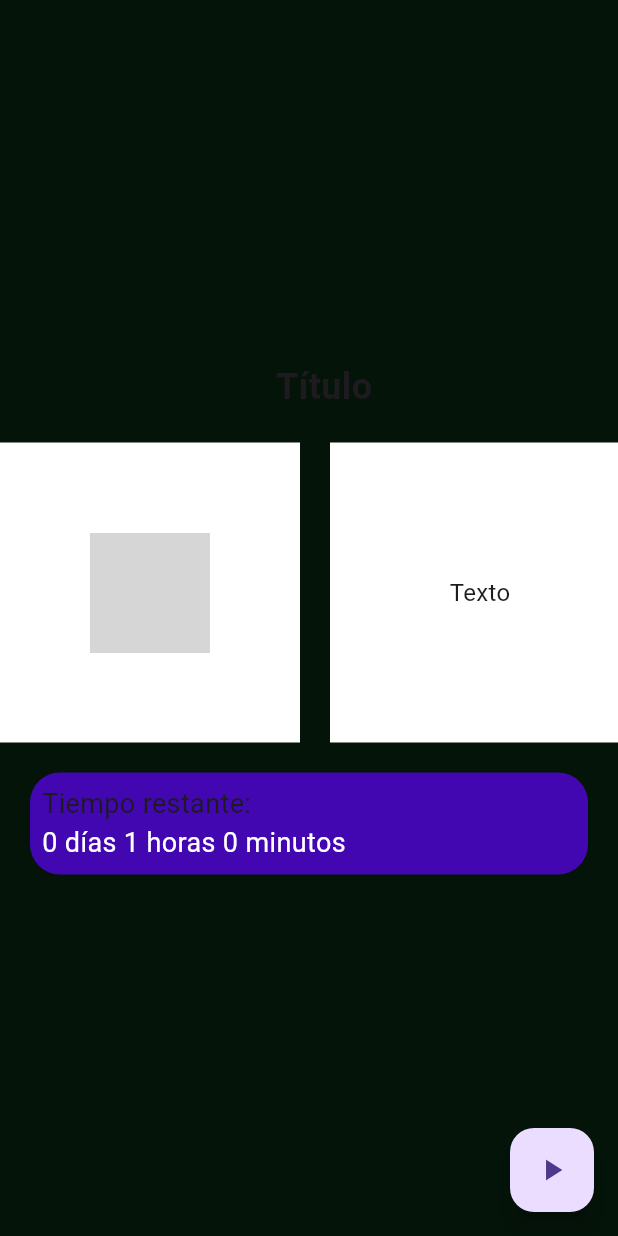
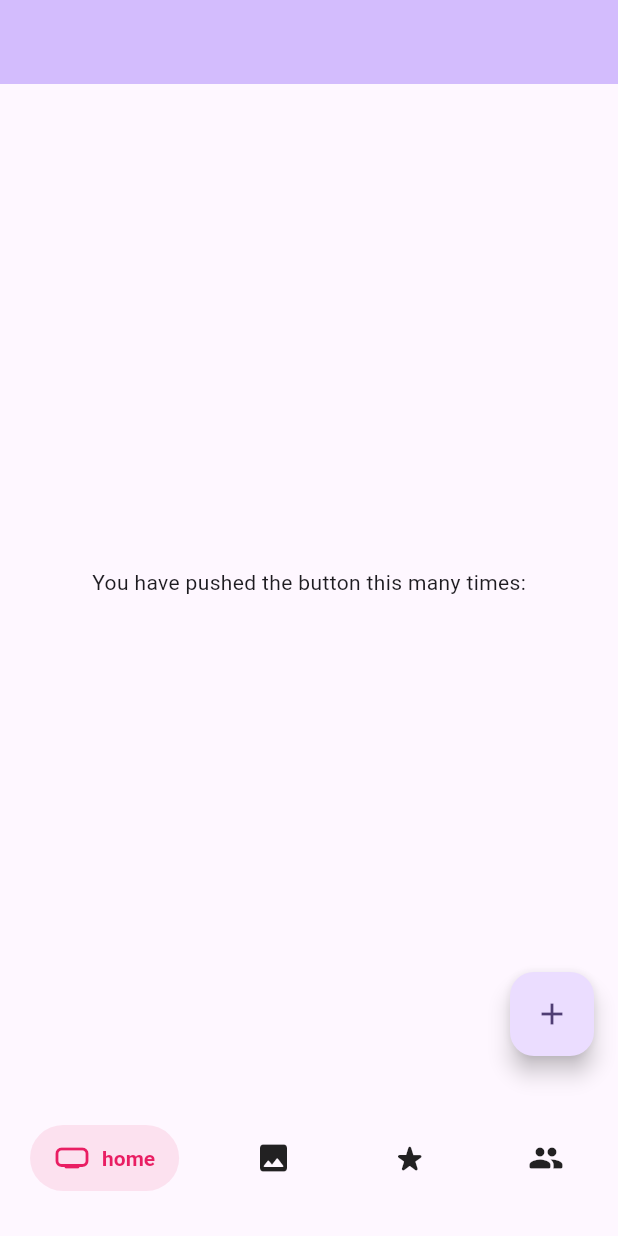
Before and after one commit to Neon18H/Aquemarropa2-, a Flutter app: the screen it shows after launch, on a phone screen of 412 x 824 dp. Run offline on Flutter 3.47's test engine with Material 3 defaults, Android fonts, the phone set to English and light mode, and no system bars; drawn by our look-alikes of salomon_bottom_bar; grey boxes are pictures that could not be loaded.

```diff
--- a/lib/main.dart
+++ b/lib/main.dart
@@ -1,6 +1,7 @@
 import 'package:flutter/material.dart';
 import 'package:flutter_application_1/src/pages/home_screen.dart';
 import 'package:flutter_application_1/src/pages/splash_screen.dart';
+import 'package:salomon_bottom_bar/salomon_bottom_bar.dart';
 
 void main() => runApp(const MyApp());
 
@@ -10,12 +11,125 @@ class MyApp extends StatelessWidget {
   @override
   Widget build(BuildContext context) {
     return MaterialApp(
+      theme: ThemeData(
+        // This is the theme of your application.
+        //
+        // TRY THIS: Try running your application with "flutter run". You'll see
+        // the application has a purple toolbar. Then, without quitting the app,
+        // try changing the seedColor in the colorScheme below to Colors.green
+        // and then invoke "hot reload" (save your changes or press the "hot
+        // reload" button in a Flutter-supported IDE, or press "r" if you used
+        // the command line to start the app).
+        //
+        // Notice that the counter didn't reset back to zero; the application
+        // state is not lost during the reload. To reset the state, use hot
+        // restart instead.
+        //
+        // This works for code too, not just values: Most code changes can be
+        // tested with just a hot reload.
+        colorScheme: ColorScheme.fromSeed(seedColor: Colors.deepPurple),
+        useMaterial3: true,
+      ),
+      home: const MyHomePage(title: 'Flutter Demo Home Page'),
       debugShowCheckedModeBanner: false,
       initialRoute: "splash",
       routes: {
         "splash": (context) => const SplashScreen(),
-        "home": (context) => const HomeScreen(),
       }
     );
   }
 }
+
+class MyHomePage extends StatefulWidget {
+  const MyHomePage({super.key, required this.title});
+
+  // This widget is the home page of your application. It is stateful, meaning
+  // that it has a State object (defined below) that contains fields that affect
+  // how it looks.
+
+  // This class is the configuration for the state. It holds the values (in this
+  // case the title) provided by the parent (in this case the App widget) and
+  // used by the build method of the State. Fields in a Widget subclass are
+  // always marked "final".
+
+  final String title;
+
+  @override
+  State<MyHomePage> createState() => _MyHomePageState();
+}
+
+class _MyHomePageState extends State<MyHomePage> {
+  int _currentIndex = 0;
+
+
+  void _incrementCounter() {
+    setState(() {
+
+
+    });
+  }
+
+  @override
+  Widget build(BuildContext context) {
+
+    return Scaffold(
+      appBar: AppBar(
+
+        backgroundColor: Theme.of(context).colorScheme.inversePrimary,
+
+        title: Text(widget.title),
+      ),
+      bottomNavigationBar: SalomonBottomBar(
+        currentIndex: _currentIndex ,
+        margin: EdgeInsets.symmetric(vertical:30, horizontal:20),
+        onTap: (index) {
+          setState(() {
+            _currentIndex = index;
+          });
+
+        },
+        items: [
+          SalomonBottomBarItem(
+            icon: Icon(Icons.home_max_rounded),
+            title: Text("home"),
+            selectedColor: Colors.pink,
+            ),
+          SalomonBottomBarItem(
+            icon: Icon(Icons.image_rounded),
+            title: Text("galeria"),
+            selectedColor: Colors.pink,
+            ),
+          SalomonBottomBarItem(
+            icon: Icon(Icons.star_rate_rounded),
+            title: Text("rop"),
+            selectedColor: Colors.pink,
+            ),
+          SalomonBottomBarItem(
+            icon: Icon(Icons.people_rounded),
+            title: Text("perfil"),
+            selectedColor: Colors.pink,
+            ),
+        ],),
+
+      body: Center(
+        // Center is a layout widget. It takes a single child and positions it
+        // in the middle of the parent.
+        child: Column(
+
+          mainAxisAlignment: MainAxisAlignment.center,
+          children: <Widget>[
+            const Text(
+              'You have pushed the button this many times:',
+            ),
+
+          ],
+        ),
+      ),
+      floatingActionButton: FloatingActionButton(
+        onPressed: _incrementCounter,
+        tooltip: 'Increment',
+        child: const Icon(Icons.add),
+      ), // This trailing comma makes auto-formatting nicer for build methods.
+    );
+  }
+}
--- a/lib/src/pages/home_screen.dart
+++ b/lib/src/pages/home_screen.dart
@@ -74,9 +74,9 @@ class _HomeScreenState extends State<HomeScreen> {
                 color: Colors.white,
                 child: Center(
                   child: Image.asset(
-                    'assets/mi_imagen.png', // Ruta de la imagen local
-                    width: 80,
-                    height: 80,
+                    'assets/Conejomorado.png', // Ruta de la imagen local
+                    width: 200,
+                    height: 200,
                     fit: BoxFit.contain, // Ajuste de la imagen
                   ),
                 ),
@@ -88,7 +88,7 @@ class _HomeScreenState extends State<HomeScreen> {
                 color: Colors.white,
                 child: Center(
                   child: Text(
-                    'Texto', // Texto en una caja
+                    'Comer empanadas', // Texto en una caja
                     style: TextStyle(fontSize: 16),
                   ),
                 ),
@@ -110,7 +110,7 @@ class _HomeScreenState extends State<HomeScreen> {
                 children: [
                   Text(
                     'Tiempo restante:',
-                    style: TextStyle(fontSize: 18),
+                    style: TextStyle(fontSize: 18, color: Colors.white),
                   ),
                   Text(
                     _formatTime(
--- a/lib/src/pages/splash_screen.dart
+++ b/lib/src/pages/splash_screen.dart
@@ -1,4 +1,5 @@
 import 'package:flutter/material.dart';
+import 'package:flutter_application_1/main.dart';
 import 'package:flutter_application_1/src/pages/home_screen.dart';
 
 class SplashScreen extends StatefulWidget {
@@ -13,11 +14,11 @@ class _SplashScreenState extends State<SplashScreen> {
   void initState() {
     // TODO: implement initState
     super.initState();
-    var d = const Duration(seconds: 4);
+    var d = const Duration(seconds: 3);
     Future.delayed(d, () {
       Navigator.pushAndRemoveUntil(context,
           MaterialPageRoute(builder: (context) {
-        return HomeScreen();
+        return MyHomePage(title: '',);
       }), (route) => false);
     });
   }
--- a/pubspec.yaml
+++ b/pubspec.yaml
@@ -32,9 +32,11 @@ dependencies:
     sdk: flutter
 
 
+
   # The following adds the Cupertino Icons font to your application.
   # Use with the CupertinoIcons class for iOS style icons.
   cupertino_icons: ^1.0.6
+  salomon_bottom_bar: ^3.3.2
 
 dev_dependencies:
   flutter_test:
```
Also changed, not shown: pubspec.lock.
